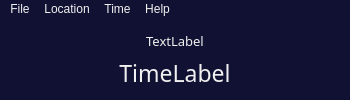
This is mainwindow.ui in larsnaesbye/tempus as Qt 5 draws it before an edit. The edited form follows.
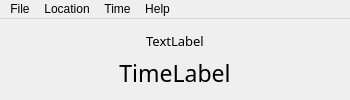
This is the edited form. Icons and pictures are not drawn.

```diff
--- a/mainwindow.ui
+++ b/mainwindow.ui
@@ -29,9 +29,6 @@
   <property name="autoFillBackground">
    <bool>false</bool>
   </property>
-  <property name="styleSheet">
-   <string notr="true">background-color: #111133; color: #F0F0F0;</string>
-  </property>
   <property name="tabShape">
    <enum>QTabWidget::Rounded</enum>
   </property>
```
